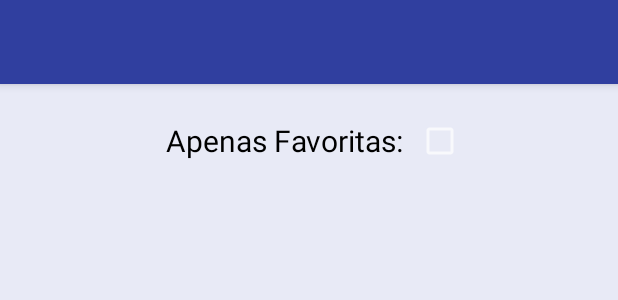
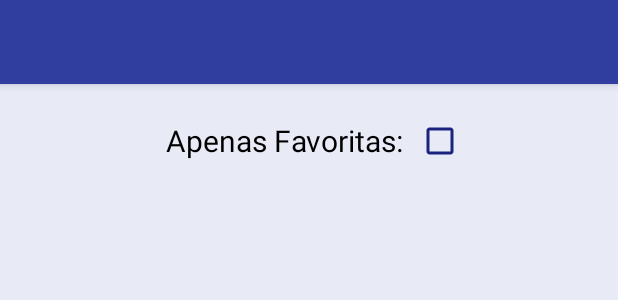
Before and after one commit to boa50/Kinkake, an Android app: the layout filtro.xml on its own in the app's theme, with its tools: preview values and no code run, on a phone screen of 412 x 824 dp. Shown: the top 300 px of the screen. Run offline under Robolectric (Android 15) with nearby library versions, the phone set to English and light mode, and no system bars.

Commit message:
ajustes checkbox

```diff
--- a/app/src/main/res/layout/filtro.xml
+++ b/app/src/main/res/layout/filtro.xml
@@ -29,6 +29,7 @@
             android:id="@+id/cb_filtro_favorito"
             android:layout_width="wrap_content"
             android:layout_height="wrap_content"
+            android:theme="@style/CheckboxTheme"
             />
 
     </LinearLayout>
--- a/app/src/main/res/values/colors.xml
+++ b/app/src/main/res/values/colors.xml
@@ -7,5 +7,6 @@
     <color name="black">#000000</color>
     <color name="white">#FFFFFF</color>
 
+    <color name="red900">#B71C1C</color>
     <color name="indigo50">#E8EAF6</color>
 </resources>
--- a/app/src/main/res/values/styles.xml
+++ b/app/src/main/res/values/styles.xml
@@ -15,4 +15,9 @@
         <item name="android:windowBackground">@drawable/splash</item>
     </style>
 
+    <style name="CheckboxTheme" parent="Theme.AppCompat.NoActionBar">
+        <item name="colorAccent">@color/colorAccent</item>
+        <item name="android:textColorSecondary">@color/colorPrimaryDark</item>
+    </style>
+
 </resources>
```
Also changed, not shown: app/src/main/res/drawable-hdpi/ic_close.png (deleted), app/src/main/res/drawable-mdpi/ic_close.png (deleted), app/src/main/res/drawable-xhdpi/ic_close.png (deleted), app/src/main/res/drawable-xxhdpi/ic_close.png (deleted), app/src/main/res/drawable-xxxhdpi/ic_close.png (deleted).
